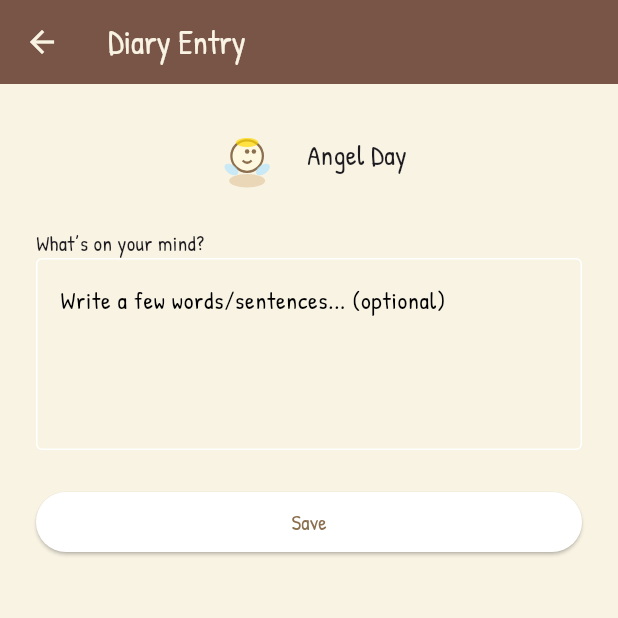
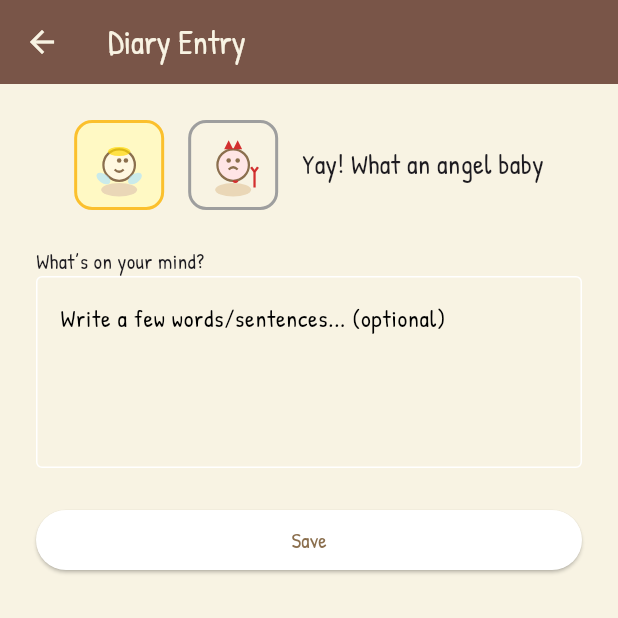
Before and after one commit to tonychen2/angel-or-devil, a Flutter app: the DiaryEntryScreen screen opened directly, on a phone screen of 412 x 824 dp, the top half of it. Run offline on Flutter 3.47's test engine with Material 3 defaults, Android fonts, the phone set to English and light mode, and no system bars; our stand-ins replace flutter_svg, google_fonts, hive, hive_flutter, shared_preferences; accounts and stored records are empty.

Commit message:
Make selection interactive

```diff
--- a/lib/main.dart
+++ b/lib/main.dart
@@ -4,6 +4,24 @@ import 'models/entry.dart';
 import 'package:hive_flutter/hive_flutter.dart';
 import 'package:google_fonts/google_fonts.dart';
 import 'package:shared_preferences/shared_preferences.dart';
+
+import 'package:flutter/material.dart';
+import 'package:flutter_svg/flutter_svg.dart';
+import 'models/entry.dart';
+import 'package:hive_flutter/hive_flutter.dart';
+import 'package:google_fonts/google_fonts.dart';
+import 'package:shared_preferences/shared_preferences.dart';
+
+// Shared helper for angel/devil text
+String getAngelDevilText(bool isAngel, bool isToday) {
+  return isToday
+      ? isAngel
+        ? 'Yay! What an angel baby'
+        : 'Ah little devil! Parenting is hard for everyone so you are not alone. Let’s hope tomorrow is a better day?'
+        : isAngel
+          ? 'Angel Day'
+          : 'Devil Day';
+}
 
 Future<void> main() async {
   WidgetsFlutterBinding.ensureInitialized();
@@ -251,6 +269,14 @@ class _DiaryEntryScreenState extends State<DiaryEntryScreen> {
     }
   }
 
+  bool _isAngelSelected = true;
+
+  @override
+  void initState() {
+    super.initState();
+    _isAngelSelected = widget.isAngel;
+  }
+
   @override
   Widget build(BuildContext context) {
     return Scaffold(
@@ -266,21 +292,69 @@ class _DiaryEntryScreenState extends State<DiaryEntryScreen> {
             Row(
               mainAxisAlignment: MainAxisAlignment.center,
               children: [
-                widget.isAngel
-                    ? SvgPicture.asset(
+                GestureDetector(
+                  onTap: () {
+                    setState(() {
+                      _isAngelSelected = true;
+                    });
+                  },
+                  child: Container(
+                    decoration: BoxDecoration(
+                      color: _isAngelSelected
+                          ? Colors.yellow[100]
+                          : Colors.transparent,
+                      border: Border.all(
+                        color: _isAngelSelected
+                            ? Colors.yellow[700]!
+                            : Colors.grey,
+                        width: 2,
+                      ),
+                      borderRadius: BorderRadius.circular(12),
+                    ),
+                    padding: const EdgeInsets.all(4),
+                    child: SvgPicture.asset(
                       'assets/angel.svg',
                       width: 48,
                       height: 48,
-                      )
-                    : SvgPicture.asset(
+                    ),
+                  ),
+                ),
+                const SizedBox(width: 16),
+                GestureDetector(
+                  onTap: () {
+                    setState(() {
+                      _isAngelSelected = false;
+                    });
+                  },
+                  child: Container(
+                    decoration: BoxDecoration(
+                      color: !_isAngelSelected
+                          ? Colors.red[100]
+                          : Colors.transparent,
+                      border: Border.all(
+                        color: !_isAngelSelected
+                            ? Colors.redAccent
+                            : Colors.grey,
+                        width: 2,
+                      ),
+                      borderRadius: BorderRadius.circular(12),
+                    ),
+                    padding: const EdgeInsets.all(4),
+                    child: SvgPicture.asset(
                       'assets/devil.svg',
                       width: 48,
                       height: 48,
                     ),
+                  ),
+                ),
                 const SizedBox(width: 16),
-                Text(
-                  widget.isAngel ? 'Angel Day' : 'Devil Day',
+                Flexible(
+                  child: Text(
+                    getAngelDevilText(_isAngelSelected, true),
                     style: const TextStyle(fontSize: 18),
+                    softWrap: true,
+                    overflow: TextOverflow.visible,
+                  ),
                 ),
               ],
             ),
@@ -297,7 +371,16 @@ class _DiaryEntryScreenState extends State<DiaryEntryScreen> {
             const SizedBox(height: 24),
             ElevatedButton(
               onPressed: () async {
-                await _saveEntry();
+                // Use _isAngelSelected for saving
+                final box = Hive.box<DiaryEntry>('entries');
+                final today = DateTime.now();
+                final entry = DiaryEntry(
+                  date: DateTime(today.year, today.month, today.day),
+                  isAngel: _isAngelSelected,
+                  note: _controller.text.trim(),
+                );
+                await box.put(entry.date.toIso8601String(), entry);
+                print('Entry saved successfully');
                 print('Attempting navigation to CalendarViewScreen');
                 if (mounted) {
                   Navigator.pushReplacement(
@@ -624,7 +707,13 @@ class _DayDetailDialogState extends State<_DayDetailDialog> {
                 color: !_isAngel ? Colors.redAccent : Colors.grey,
               ),
               const SizedBox(width: 8),
-              Text(_isAngel ? 'Angel Day' : 'Devil Day'),
+              Flexible(
+                child: Text(
+                  getAngelDevilText(_isAngel, isToday),
+                  softWrap: true,
+                  overflow: TextOverflow.visible,
+                ),
+              ),
             ],
           ),
           const SizedBox(height: 8),
```
Lines whose indentation alone changed are shown as unchanged.
